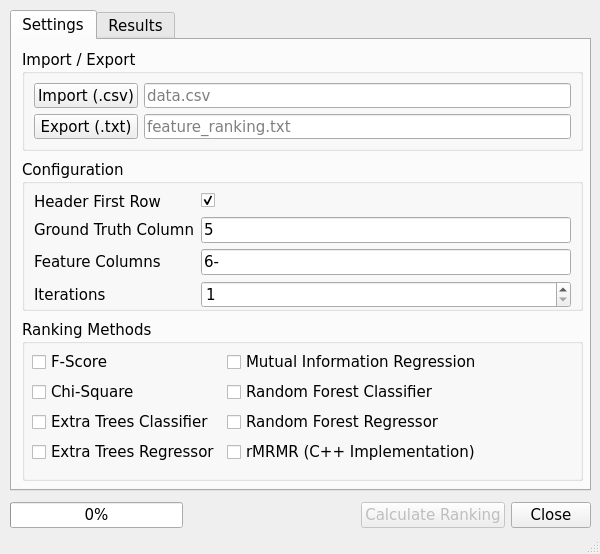
First picture: the form in src/main/python/fearank/ui/MainWindow.ui, repository catilgan/featureranking, before the edit.
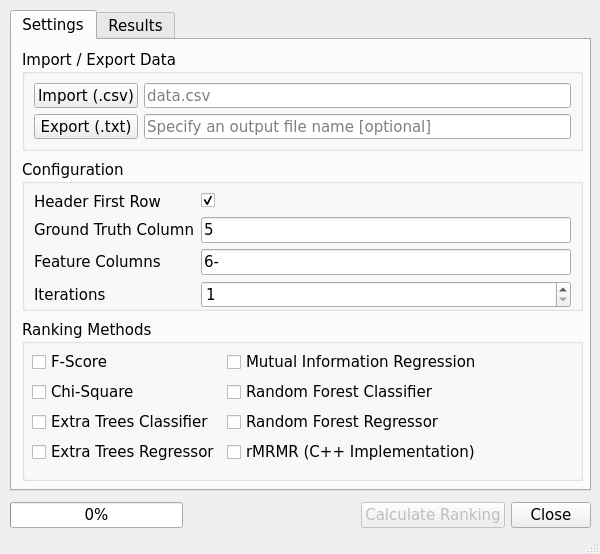
Second picture: the form after the edit. The open tabs and pages were chosen to show the change.

Commit message: Replace the placeholder in output file field

Patch:
```diff
--- a/src/main/python/fearank/ui/MainWindow.ui
+++ b/src/main/python/fearank/ui/MainWindow.ui
@@ -52,7 +52,7 @@
        </rect>
       </property>
       <property name="title">
-       <string>Import / Export</string>
+       <string>Import / Export Data</string>
       </property>
       <layout class="QGridLayout" name="gridLayout">
        <item row="1" column="1">
@@ -88,7 +88,7 @@
        <item row="1" column="3">
         <widget class="QLineEdit" name="export_file">
          <property name="placeholderText">
-          <string>feature_ranking.txt</string>
+          <string>Specify an output file name [optional]</string>
          </property>
         </widget>
        </item>
```
Left out of the diff: 2 changed lines with no effect on the pictures. The commit also changes 1 other file.
